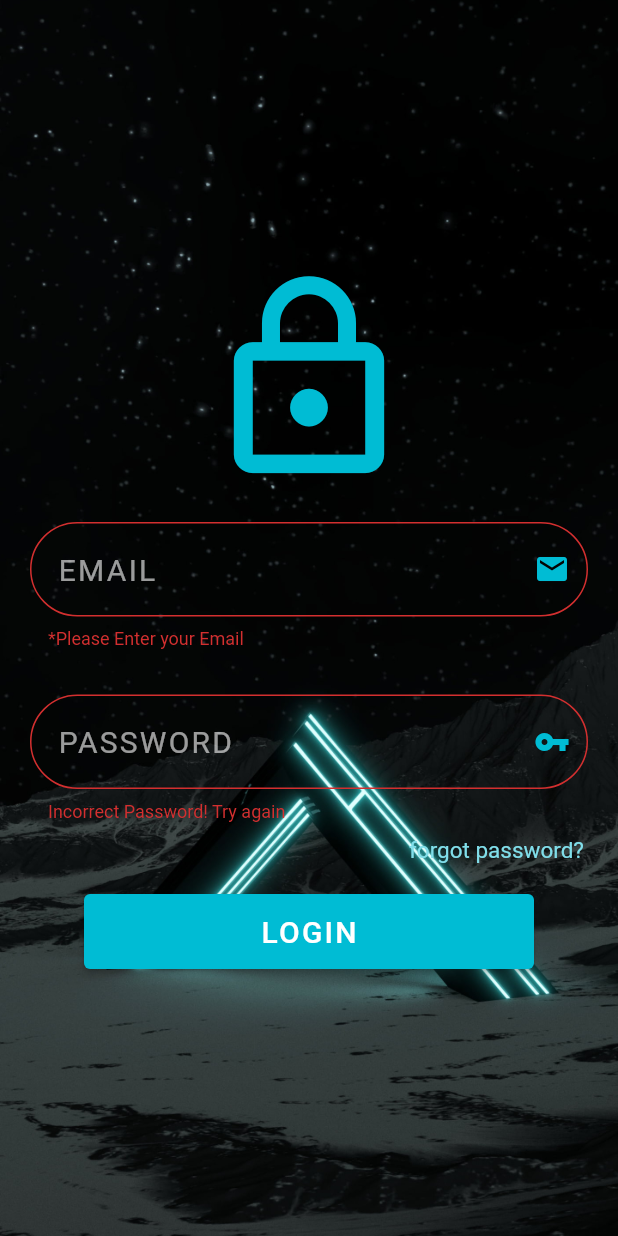
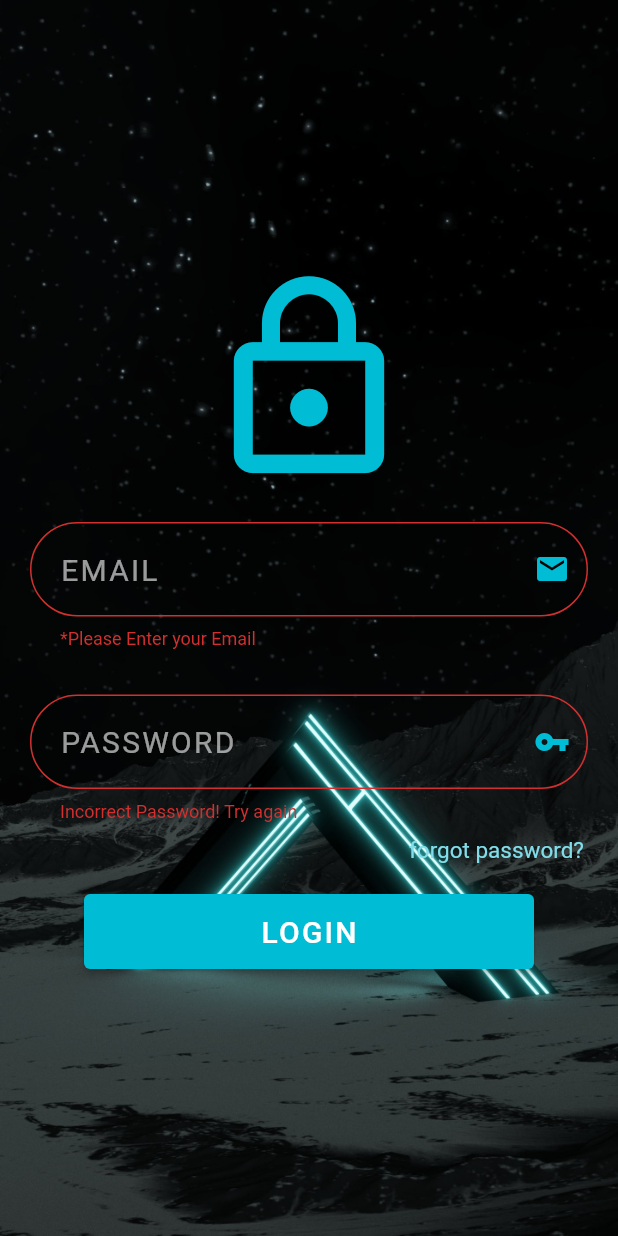
Before and after one commit to Manojkc15/flutter_login_UI, a Flutter app: the screen it shows after launch, after a tap on "LOGIN", on a phone screen of 412 x 824 dp. Run offline on Flutter 3.47's test engine with Material 2 defaults, Android fonts, the phone set to English and light mode, and no system bars.

Commit message:
updates textfields

```diff
--- a/lib/main.dart
+++ b/lib/main.dart
@@ -19,7 +19,9 @@ class _MyAppState extends State<MyApp> {
 
   @override
   Widget build(BuildContext context) {
-    return Scaffold(
+    return GestureDetector(
+      onTap: () => FocusScope.of(context).unfocus(),
+      child: Scaffold(
         body: Form(
           key: _formKey,
           child: Center(
@@ -32,7 +34,6 @@ class _MyAppState extends State<MyApp> {
                 ),
                 Column(
                   mainAxisAlignment: MainAxisAlignment.center,
-                // crossAxisAlignment: CrossAxisAlignment.end,
                   children: [
                     Icon(
                       Icons.lock_outline,
@@ -42,6 +43,7 @@ class _MyAppState extends State<MyApp> {
                     Container(
                       padding: EdgeInsets.fromLTRB(20.0, 20.0, 20.0, 10.0),
                       child: TextFormField(
+                        cursorHeight: 25.0,
                         controller: _textEditControlEmail,
                         autocorrect: false,
                         autofocus: false,
@@ -60,7 +62,8 @@ class _MyAppState extends State<MyApp> {
                           border: OutlineInputBorder(
                             borderRadius: BorderRadius.circular(50.0),
                           ),
-                        hintText: '\tEMAIL',
+                          hintText: 'EMAIL',
+                          contentPadding: EdgeInsets.all(20.0),
                           suffixIcon: Icon(
                             Icons.email,
                             color: Colors.cyan,
@@ -76,6 +79,7 @@ class _MyAppState extends State<MyApp> {
                     Container(
                       padding: EdgeInsets.fromLTRB(20.0, 20.0, 20.0, 10.0),
                       child: TextFormField(
+                        cursorHeight: 25.0,
                         controller: _textEditControlPassword,
                         autocorrect: false,
                         autofocus: false,
@@ -94,7 +98,8 @@ class _MyAppState extends State<MyApp> {
                           border: OutlineInputBorder(
                             borderRadius: BorderRadius.circular(50.0),
                           ),
-                        hintText: '\tPASSWORD',
+                          hintText: 'PASSWORD',
+                          contentPadding: EdgeInsets.all(20.0),
                           suffixIcon: IconButton(
                             icon: Icon(
                               _hideText ? Icons.vpn_key : Icons.remove_red_eye,
@@ -139,6 +144,7 @@ class _MyAppState extends State<MyApp> {
                           primary: Colors.cyan,
                         ),
                         onPressed: () {
+                          FocusScope.of(context).unfocus();
                           final snackBar = SnackBar(
                             content: Text(
                               'Processing Data',
@@ -170,6 +176,7 @@ class _MyAppState extends State<MyApp> {
             ),
           ),
         ),
+      ),
     );
   }
 }
```
Also changed, not shown: pubspec.lock. Lines whose indentation alone changed are shown as unchanged.
